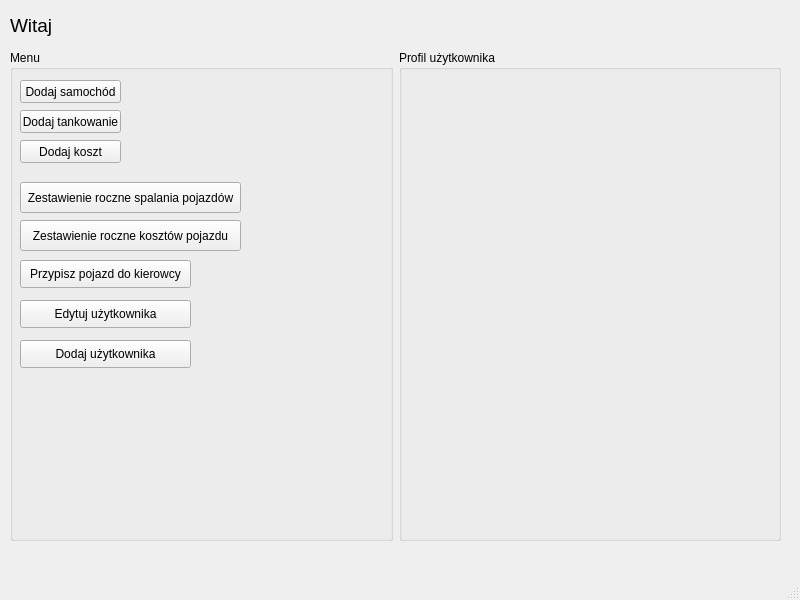
First picture: the form in mainmenugui.ui, repository Barto-Paja/iDocCar, before the edit.
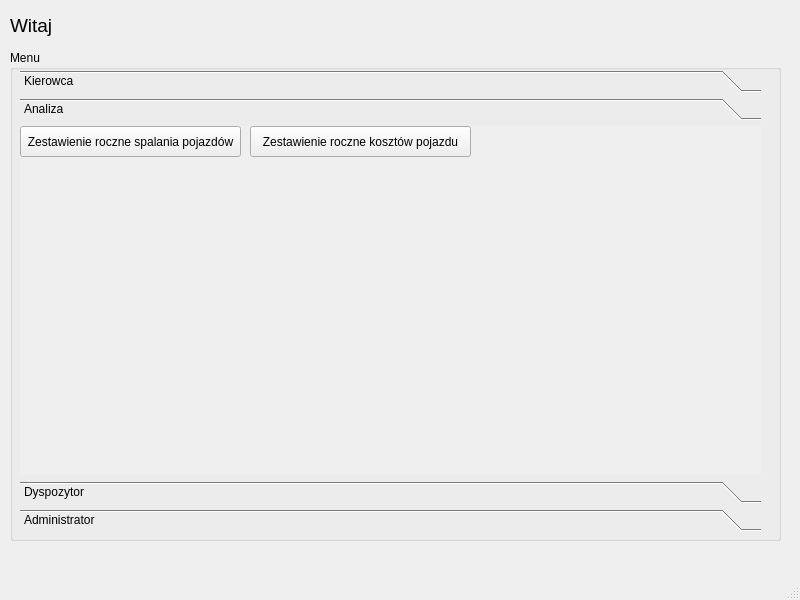
Second picture: the form after the edit. The open tabs and pages were chosen to show the change.

```diff
--- a/mainmenugui.ui
+++ b/mainmenugui.ui
@@ -24,23 +24,40 @@
      </rect>
     </property>
     <layout class="QGridLayout" name="gridLayout">
-     <item row="0" column="1">
-      <widget class="QGroupBox" name="groupBox_2">
-       <property name="title">
-        <string>Profil użytkownika</string>
-       </property>
-      </widget>
-     </item>
      <item row="0" column="0">
       <widget class="QGroupBox" name="groupBox">
        <property name="title">
         <string>Menu</string>
        </property>
+       <widget class="QToolBox" name="toolBox">
+        <property name="geometry">
+         <rect>
+          <x>10</x>
+          <y>20</y>
+          <width>741</width>
+          <height>461</height>
+         </rect>
+        </property>
+        <property name="currentIndex">
+         <number>3</number>
+        </property>
+        <widget class="QWidget" name="page">
+         <property name="geometry">
+          <rect>
+           <x>0</x>
+           <y>0</y>
+           <width>741</width>
+           <height>353</height>
+          </rect>
+         </property>
+         <attribute name="label">
+          <string>Kierowca</string>
+         </attribute>
        <widget class="QPushButton" name="pushButton">
         <property name="geometry">
          <rect>
-          <x>10</x>
-          <y>30</y>
+            <x>0</x>
+            <y>0</y>
           <width>101</width>
           <height>23</height>
          </rect>
@@ -52,8 +69,8 @@
        <widget class="QPushButton" name="pushButton_2">
         <property name="geometry">
          <rect>
-          <x>10</x>
-          <y>60</y>
+            <x>110</x>
+            <y>0</y>
           <width>101</width>
           <height>23</height>
          </rect>
@@ -62,24 +79,11 @@
          <string>Dodaj tankowanie</string>
         </property>
        </widget>
-       <widget class="QPushButton" name="pushButton_3">
-        <property name="geometry">
-         <rect>
-          <x>10</x>
-          <y>132</y>
-          <width>221</width>
-          <height>31</height>
-         </rect>
-        </property>
-        <property name="text">
-         <string>Zestawienie roczne spalania pojazdów</string>
-        </property>
-       </widget>
        <widget class="QPushButton" name="pushButton_4">
         <property name="geometry">
          <rect>
-          <x>10</x>
-          <y>90</y>
+            <x>220</x>
+            <y>0</y>
           <width>101</width>
           <height>23</height>
          </rect>
@@ -88,11 +92,37 @@
          <string>Dodaj koszt</string>
         </property>
        </widget>
+        </widget>
+        <widget class="QWidget" name="page_2">
+         <property name="geometry">
+          <rect>
+           <x>0</x>
+           <y>0</y>
+           <width>741</width>
+           <height>353</height>
+          </rect>
+         </property>
+         <attribute name="label">
+          <string>Analiza</string>
+         </attribute>
+         <widget class="QPushButton" name="pushButton_3">
+          <property name="geometry">
+           <rect>
+            <x>0</x>
+            <y>0</y>
+            <width>221</width>
+            <height>31</height>
+           </rect>
+          </property>
+          <property name="text">
+           <string>Zestawienie roczne spalania pojazdów</string>
+          </property>
+         </widget>
        <widget class="QPushButton" name="pushButton_5">
         <property name="geometry">
          <rect>
-          <x>10</x>
-          <y>170</y>
+            <x>230</x>
+            <y>0</y>
           <width>221</width>
           <height>31</height>
          </rect>
@@ -107,11 +137,16 @@
          <string>Zestawienie roczne kosztów pojazdu</string>
         </property>
        </widget>
+        </widget>
+        <widget class="QWidget" name="page_3">
+         <attribute name="label">
+          <string>Dyspozytor</string>
+         </attribute>
        <widget class="QPushButton" name="pushButton_6">
         <property name="geometry">
          <rect>
-          <x>10</x>
-          <y>210</y>
+            <x>0</x>
+            <y>0</y>
           <width>171</width>
           <height>28</height>
          </rect>
@@ -120,11 +155,16 @@
          <string>Przypisz pojazd do kierowcy</string>
         </property>
        </widget>
+        </widget>
+        <widget class="QWidget" name="page_4">
+         <attribute name="label">
+          <string>Administrator</string>
+         </attribute>
        <widget class="QPushButton" name="pushButton_7">
         <property name="geometry">
          <rect>
-          <x>10</x>
-          <y>250</y>
+            <x>0</x>
+            <y>0</y>
           <width>171</width>
           <height>28</height>
          </rect>
@@ -136,8 +176,8 @@
        <widget class="QPushButton" name="pushButton_8">
         <property name="geometry">
          <rect>
-          <x>10</x>
-          <y>290</y>
+            <x>180</x>
+            <y>0</y>
           <width>171</width>
           <height>28</height>
          </rect>
@@ -145,6 +185,8 @@
         <property name="text">
          <string>Dodaj użytkownika</string>
         </property>
+         </widget>
+        </widget>
        </widget>
       </widget>
      </item>
```
Lines whose indentation alone changed are shown as unchanged.
